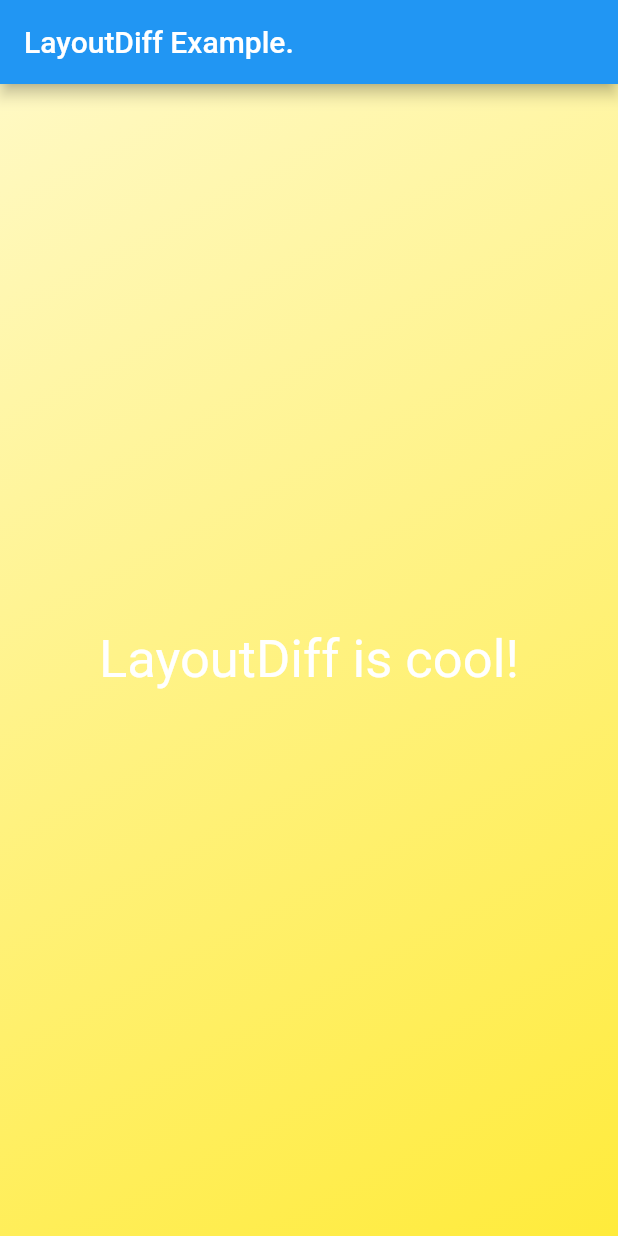
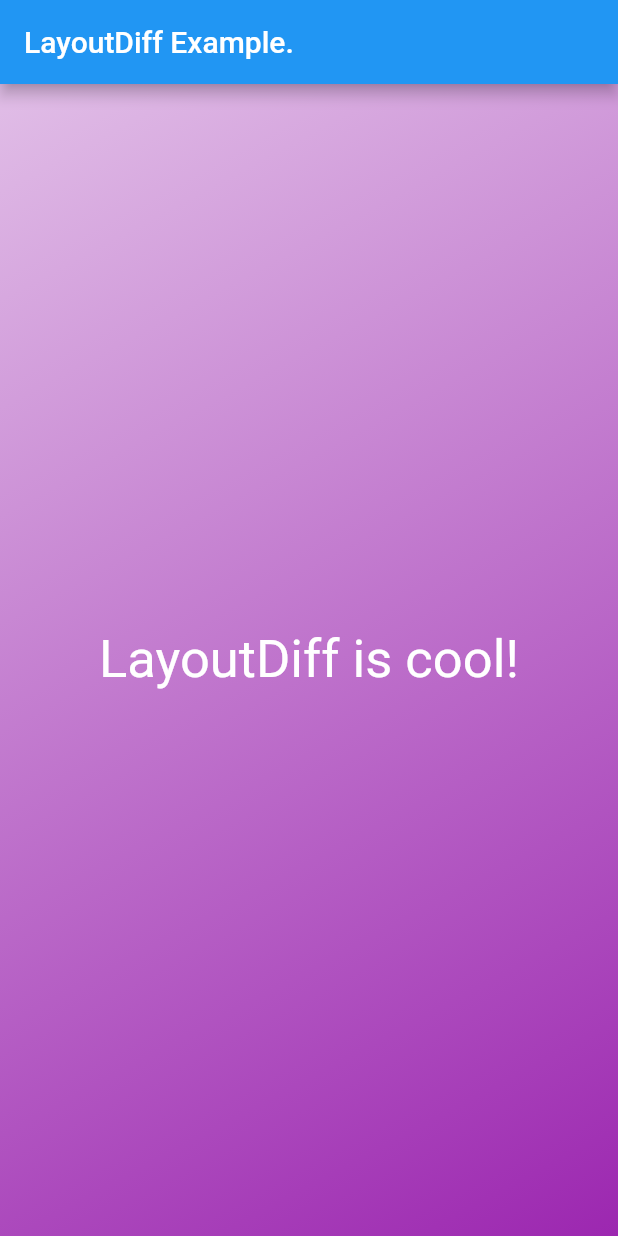
Before and after one commit to LayoutDiff/layoutdiff-app-example, a Flutter app: the screen it shows after launch, on a phone screen of 412 x 824 dp. Run offline on Flutter 3.47's test engine with Material 2 defaults, Android fonts, the phone set to English and light mode, and no system bars.

Commit message:
Update main.dart

```diff
--- a/lib/main.dart
+++ b/lib/main.dart
@@ -17,7 +17,7 @@ class LayoutDiffExample extends StatelessWidget {
             gradient: LinearGradient(
               begin: Alignment.topLeft,
               end: Alignment.bottomRight,
-              colors: [Colors.yellow[100], Colors.yellow[500]]
+              colors: [Colors.purple[100], Colors.purple[500]]
             )
           ),
           child: Center(
```
